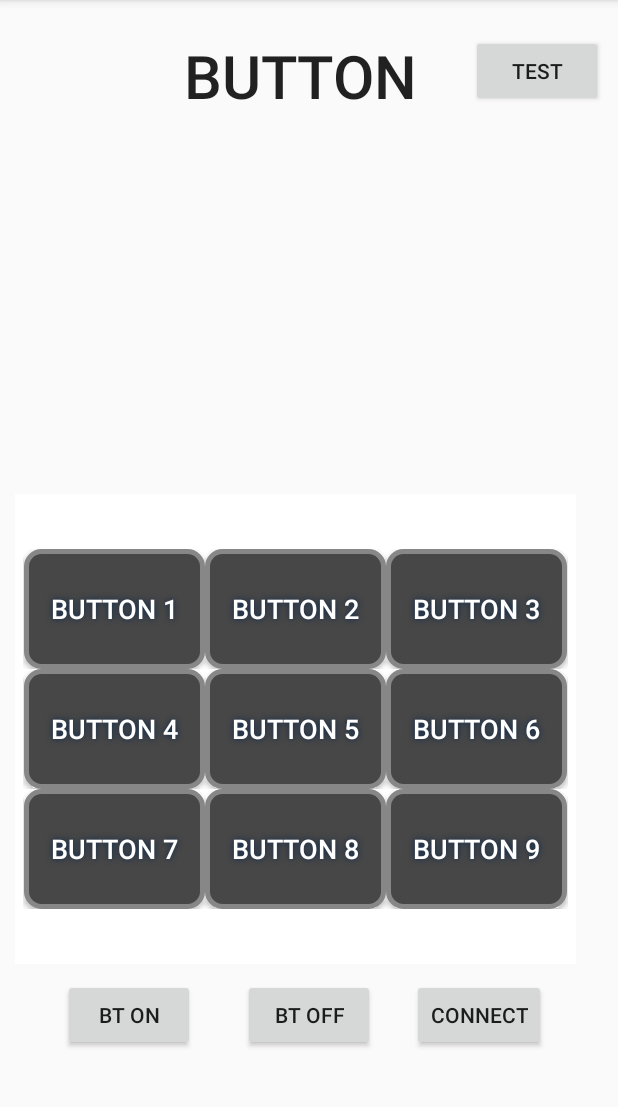
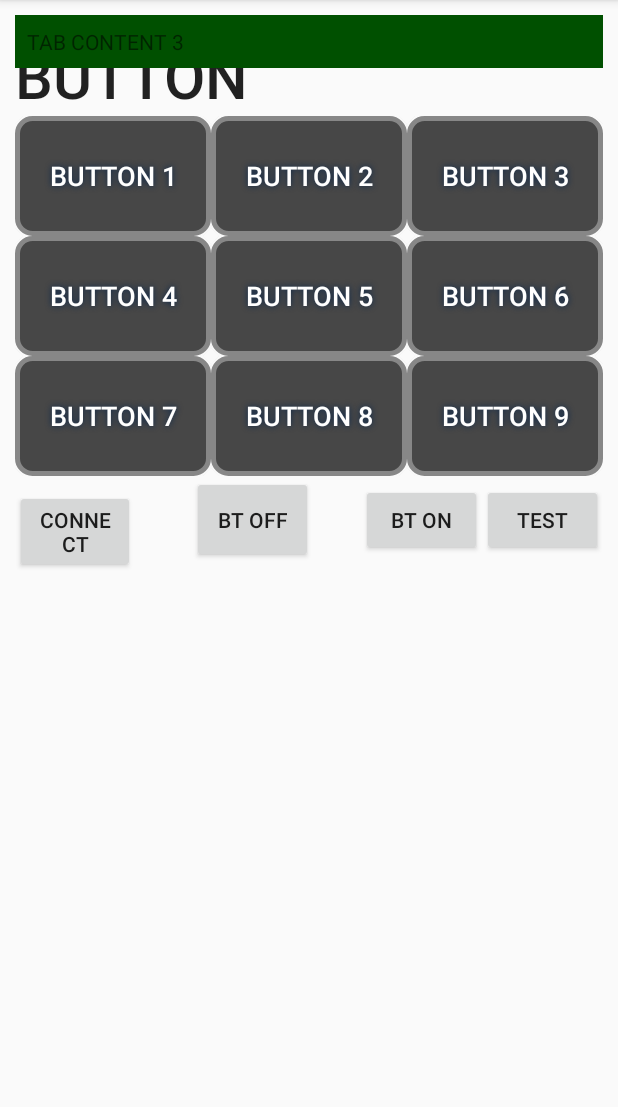
Before and after one commit to woomurf/2018-OpenSource-Project-Robo-Hand, an Android app: the screen it shows after launch (MainActivity), on a phone screen of 412 x 824 dp, the part 84-1191 px from its top. Run offline under Robolectric (Android 15) with nearby library versions, the phone set to English and light mode, and no system bars; libraries missing offline, so code that uses them is left out: app.akexorcist.bluetotohspp; 16 statements that could not run were skipped.

Commit message:
버튼 구성 Linear 로 바꾸기, 버튼 깨짐 현상 해결

```diff
--- a/Robohand/app/src/main/java/com/example/hw/robohand/MainActivity.java
+++ b/Robohand/app/src/main/java/com/example/hw/robohand/MainActivity.java
@@ -22,6 +22,7 @@ import android.os.Bundle;
 import android.view.View;
 import android.widget.Button;
 import android.widget.ImageButton;
+import android.widget.TabHost;
 import android.content.Intent;
 import android.view.View.OnClickListener;
 import android.widget.Toast;
@@ -51,6 +52,32 @@ public class MainActivity extends AppCompatActivity {
 
     @Override
     protected void onCreate(Bundle savedInstanceState) {
+
+        TabHost tabHost1 = (TabHost) findViewById(R.id.tabHost1) ;
+        tabHost1.setup();
+
+        TabHost.TabSpec ts1 = tabHost1.newTabSpec("Tab Spec 1 ");
+        ts1.setContent(R.id.content1);
+        ts1.setIndicator("TAB 1");
+        tabHost1.addTab(ts1);
+
+        TabHost.TabSpec ts2 = tabHost1.newTabSpec("Tab Spec 2");
+        ts2.setContent(R.id.content2);
+        ts2.setIndicator("TAB 2");
+        tabHost1.addTab(ts2);
+
+        TabHost.TabSpec ts3 = tabHost1.newTabSpec("Tab Spec 3");
+        ts3.setContent(R.id.content3);
+        ts3.setIndicator("TAB 3 ");
+        tabHost1.addTab(ts3);
+
+
+
+
+
+
+
+
         super.onCreate(savedInstanceState);
         setContentView(R.layout.activity_main);
 
@@ -180,6 +207,8 @@ public class MainActivity extends AppCompatActivity {
             }
         });
 
+
+
     }
 
 
--- a/Robohand/app/src/main/res/layout/activity_main.xml
+++ b/Robohand/app/src/main/res/layout/activity_main.xml
@@ -9,6 +9,39 @@
     android:padding="10dp"
     android:gravity="center_horizontal"
     >
+
+    <TabHost
+        android:layout_width="match_parent"
+        android:layout_height="match_parent"
+        android:id="@+id/tabHost1">
+
+        <LinearLayout
+            android:layout_width="match_parent"
+            android:layout_height="match_parent"
+            android:orientation="vertical">
+
+        <TabWidget
+            android:layout_width="match_parent"
+            android:layout_height="wrap_content"
+            android:id="@android:id/tabs"/>
+
+
+
+
+        <FrameLayout
+            android:layout_width="match_parent"
+            android:layout_height="wrap_content"
+            android:id="@android:id/tabcontent">
+
+
+
+            //tab1
+            <LinearLayout
+                android:layout_width="match_parent"
+                android:layout_height="wrap_content"
+                android:id="@+id/content1"
+                android:orientation="vertical">
+
 
     <TextView
         android:id="@+id/title"
@@ -25,29 +58,14 @@
         app:layout_constraintRight_toRightOf="parent"
         app:layout_constraintTop_toTopOf="parent" />
 
-    <TableLayout xmlns:android="http://schemas.android.com/apk/res/android"
-        xmlns:materialdesign="http://schemas.android.com/apk/res-auto"
-        android:layout_width="374dp"
-        android:layout_height="313dp"
-        android:layout_alignParentBottom="true"
-        android:layout_alignParentLeft="true"
-        android:layout_alignParentStart="true"
-        android:layout_marginBottom="115dp"
-        android:background="#ffffff"
-        android:gravity="center"
-        android:padding="5dp"
-        android:stretchColumns="*">
-
-        <TableRow
+        <LinearLayout
             android:layout_width="match_parent"
-            android:layout_height="match_parent"
-            android:background="#ffffff"
-            android:gravity="center">
-
+            android:layout_height="80dp"
+            android:orientation="horizontal">
             <Button
                 android:id="@+id/Button1"
-
-                android:layout_width="100dp"
+                android:layout_weight="1"
+                android:layout_width="0dp"
                 android:layout_height="80dp"
                 android:background="@drawable/buttonshape"
 
@@ -62,8 +80,9 @@
 
             <Button
                 android:id="@+id/Button2"
+                android:layout_weight="1"
+                android:layout_width="0dp"
 
-                android:layout_width="100dp"
                 android:layout_height="80dp"
                 android:background="@drawable/buttonshape"
 
@@ -78,8 +97,8 @@
 
             <Button
                 android:id="@+id/Button3"
-
-                android:layout_width="100dp"
+                android:layout_weight="1"
+                android:layout_width="0dp"
                 android:layout_height="80dp"
                 android:background="@drawable/buttonshape"
 
@@ -91,18 +110,17 @@
                 android:text="Button 3"
                 android:textColor="#FFFFFF"
                 android:textSize="18sp" />
-        </TableRow>
+        </LinearLayout>
 
-        <TableRow
-            android:layout_width="100dp"
+                <LinearLayout
+                    android:layout_width="match_parent"
                     android:layout_height="80dp"
-            android:background="#ffffff"
-            android:gravity="center">
+                    android:orientation="horizontal">
 
             <Button
                 android:id="@+id/Button4"
-
-                android:layout_width="100dp"
+                android:layout_weight="1"
+                android:layout_width="0dp"
                 android:layout_height="80dp"
                 android:background="@drawable/buttonshape"
 
@@ -117,8 +135,8 @@
 
             <Button
                 android:id="@+id/Button5"
-
-                android:layout_width="100dp"
+                android:layout_weight="1"
+                android:layout_width="0dp"
                 android:layout_height="80dp"
                 android:background="@drawable/buttonshape"
 
@@ -133,8 +151,8 @@
 
             <Button
                 android:id="@+id/Button6"
-
-                android:layout_width="100dp"
+                android:layout_weight="1"
+                android:layout_width="0dp"
                 android:layout_height="80dp"
                 android:background="@drawable/buttonshape"
 
@@ -146,18 +164,17 @@
                 android:text="Button 6"
                 android:textColor="#FFFFFF"
                 android:textSize="18sp" />
-        </TableRow>
+                </LinearLayout>
 
-        <TableRow
-            android:layout_width="100dp"
+                <LinearLayout
+                    android:layout_width="match_parent"
                     android:layout_height="80dp"
-            android:background="#ffffff"
-            android:gravity="center">
+                    android:orientation="horizontal">
 
             <Button
                 android:id="@+id/Button7"
-
-                android:layout_width="100dp"
+                android:layout_weight="1"
+                android:layout_width="0dp"
                 android:layout_height="80dp"
                 android:background="@drawable/buttonshape"
 
@@ -172,8 +189,8 @@
 
             <Button
                 android:id="@+id/Button8"
-
-                android:layout_width="100dp"
+                android:layout_weight="1"
+                android:layout_width="0dp"
                 android:layout_height="80dp"
                 android:background="@drawable/buttonshape"
 
@@ -188,8 +205,8 @@
 
             <Button
                 android:id="@+id/Button9"
-
-                android:layout_width="100dp"
+                android:layout_weight="1"
+                android:layout_width="0dp"
                 android:layout_height="80dp"
                 android:background="@drawable/buttonshape"
 
@@ -201,44 +218,99 @@
                 android:text="Button 9"
                 android:textColor="#FFFFFF"
                 android:textSize="18sp" />
-        </TableRow>
+                </LinearLayout>
 
-    </TableLayout>
+            <LinearLayout
+                android:layout_width="match_parent"
+                android:layout_height="80dp"
+                android:orientation="horizontal">
+
 
             <Button
         android:id="@+id/connect"
-        android:layout_width="wrap_content"
+        android:layout_weight="1"
+        android:layout_width="0dp"
         android:layout_height="wrap_content"
         android:layout_alignParentEnd="true"
         android:layout_alignTop="@+id/bt_off"
         android:layout_marginEnd="38dp"
-        android:text="connect" />
+        android:text="connect"
+                android:layout_alignParentRight="true"
+                android:layout_marginRight="38dp" />
 
                 <Button
                     android:id="@+id/bt_off"
-        android:layout_width="wrap_content"
-        android:layout_height="wrap_content"
+                    android:layout_width="0dp"
+                    android:layout_height="58dp"
+                    android:layout_alignParentBottom="true"
 
-        android:layout_alignParentBottom="true"
                     android:layout_centerHorizontal="true"
                     android:layout_marginBottom="57dp"
+                    android:layout_weight="1"
                     android:text="BT OFF" />
 
     <Button
         android:id="@+id/bt_on"
-        android:layout_width="wrap_content"
+        android:layout_weight="1"
+        android:layout_width="0dp"
         android:layout_height="wrap_content"
         android:layout_alignParentStart="true"
         android:layout_alignTop="@+id/connect"
         android:layout_marginStart="32dp"
-        android:text="BT ON" />
+        android:text="BT ON"
+        android:layout_alignParentLeft="true"
+        android:layout_marginLeft="32dp" />
 
     <Button
         android:id="@+id/test"
-        android:layout_width="wrap_content"
+        android:layout_weight="1"
+        android:layout_width="0dp"
         android:layout_height="wrap_content"
         android:layout_alignParentEnd="true"
         android:layout_alignTop="@+id/title"
-        android:text="test" />
+        android:text="test"
+        android:layout_alignParentRight="true" />
 
+            </LinearLayout>
+
+
+            </LinearLayout>
+        //TAB2
+        <LinearLayout
+            android:layout_width="match_parent"
+            android:layout_height="wrap_content"
+            android:id="@+id/content2"
+            android:orientation="vertical">
+
+            <TextView
+                android:layout_width="match_parent"
+                android:layout_height="wrap_content"
+                android:background="#009688"
+                android:layout_gravity="center"
+                android:padding="8dp"
+                android:text="TAB CONTENT 2"/>
+
+        </LinearLayout>
+            //TAB 3
+            <LinearLayout
+                android:layout_width="match_parent"
+                android:layout_height="wrap_content"
+                android:id="@+id/content3"
+                android:orientation="vertical">
+
+                <TextView
+                    android:layout_width="match_parent"
+                    android:layout_height="wrap_content"
+                    android:background="#005000"
+                    android:layout_gravity="center"
+                    android:padding="8dp"
+                    android:text="TAB CONTENT 3"/>
+
+            </LinearLayout>
+
+
+
+        </FrameLayout>
+        </LinearLayout>
+    </TabHost>
 </RelativeLayout>
```
Lines whose indentation alone changed are shown as unchanged.
